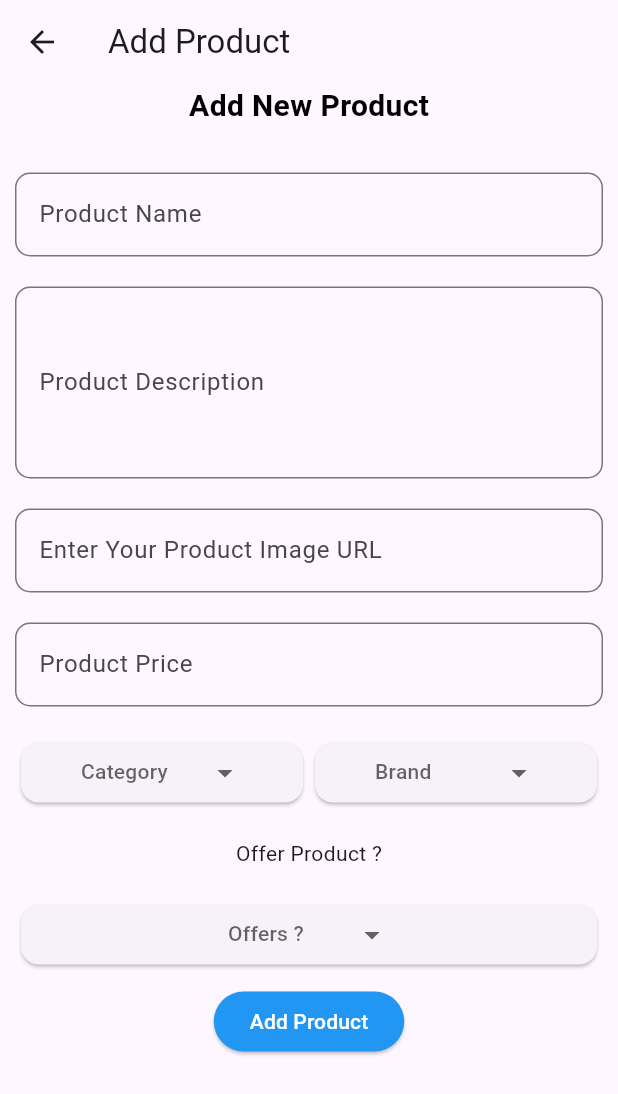
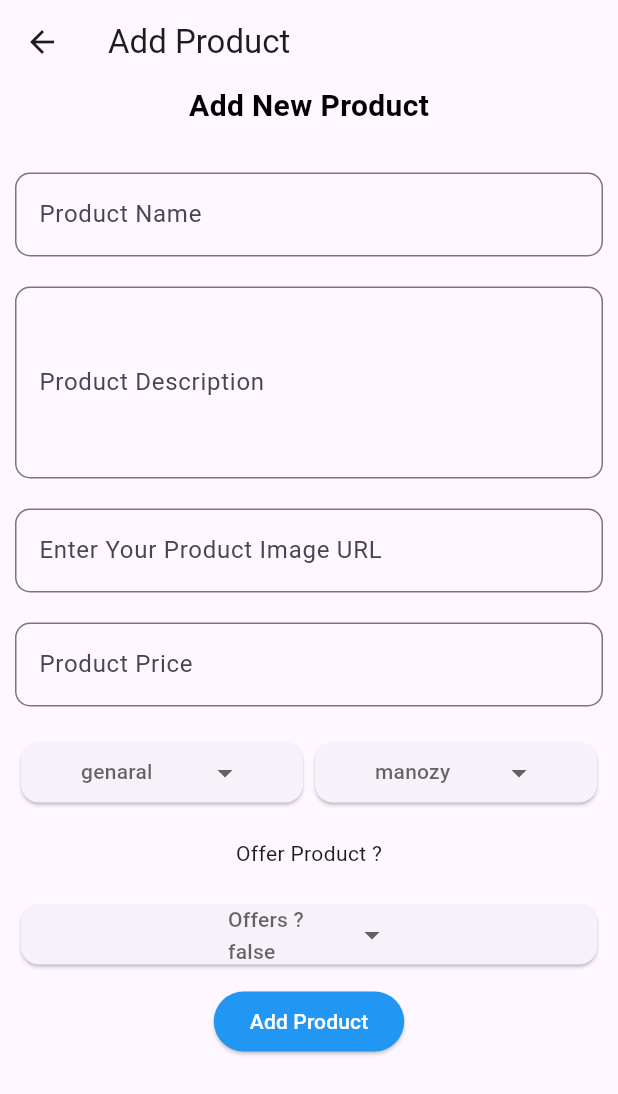
Before and after one commit to hasithamanohara/footware-app, a Flutter app: the AddProduct screen opened directly, on a phone screen of 412 x 824 dp. Shown: the top 1094 px of the screen. Run offline on Flutter 3.47's test engine with Material 3 defaults, Android fonts, the phone set to English and light mode, and no system bars; drawn by our look-alikes of dropdown_button2; our stand-ins replace cloud_firestore, firebase_core, get; missing offline and left inert: dart:ffi; accounts and stored records are empty.

```diff
--- a/lib/pages/add_product.dart
+++ b/lib/pages/add_product.dart
@@ -1,5 +1,6 @@
 import 'package:flutter/material.dart';
 import 'package:footware/controllers/add_product_controller.dart';
+import 'package:footware/controllers/home_controller.dart';
 import 'package:footware/widgets/drop_down_btn.dart';
 import 'package:get/get.dart';
 
@@ -12,12 +13,11 @@ class AddProduct extends StatefulWidget {
 
 class _AddProductState extends State<AddProduct> {
   final List<String> items = ['item 1', 'item 2', 'item 3', 'item 4'];
-
   final List<String> offers = ['false', 'true'];
 
   @override
   Widget build(BuildContext context) {
-    return GetBuilder<AddProductController>(builder: (ctrl) {
+    return GetBuilder<HomeController>(builder: (ctrl) {
       return Scaffold(
         appBar: AppBar(
           title: const Text('Add Product'),
@@ -37,10 +37,11 @@ class _AddProductState extends State<AddProduct> {
               const SizedBox(height: 20),
 
               //product name
-              const Padding(
-                padding: EdgeInsets.all(10.0),
+              Padding(
+                padding: const EdgeInsets.all(10.0),
                 child: TextField(
-                  decoration: InputDecoration(
+                  controller: ctrl.nameController,
+                  decoration: const InputDecoration(
                     hintText: 'Product Name',
                     labelText: 'Product Name',
                     border: OutlineInputBorder(
@@ -51,11 +52,12 @@ class _AddProductState extends State<AddProduct> {
               ),
 
               //description
-              const Padding(
-                padding: EdgeInsets.all(10.0),
+              Padding(
+                padding: const EdgeInsets.all(10.0),
                 child: TextField(
+                  controller: ctrl.descriptionController,
                   maxLines: 4,
-                  decoration: InputDecoration(
+                  decoration: const InputDecoration(
                     hintText: 'Product Description',
                     labelText: 'Product Description',
                     border: OutlineInputBorder(
@@ -66,10 +68,11 @@ class _AddProductState extends State<AddProduct> {
               ),
 
               //Product image
-              const Padding(
-                padding: EdgeInsets.all(10.0),
+              Padding(
+                padding: const EdgeInsets.all(10.0),
                 child: TextField(
-                  decoration: InputDecoration(
+                  controller: ctrl.imageController,
+                  decoration: const InputDecoration(
                     hintText: 'Product Image',
                     labelText: 'Enter Your Product Image URL',
                     border: OutlineInputBorder(
@@ -80,10 +83,11 @@ class _AddProductState extends State<AddProduct> {
               ),
 
               //product name
-              const Padding(
-                padding: EdgeInsets.all(10.0),
+              Padding(
+                padding: const EdgeInsets.all(10.0),
                 child: TextField(
-                  decoration: InputDecoration(
+                  controller: ctrl.priceController,
+                  decoration: const InputDecoration(
                     hintText: 'Product Price',
                     labelText: 'Product Price',
                     border: OutlineInputBorder(
@@ -102,17 +106,19 @@ class _AddProductState extends State<AddProduct> {
                         child: DropDownCustomWidget(
                       items: items,
                       onSelected: (selectedValue) {
-                        print(selectedValue);
+                        ctrl.catogery = selectedValue;
+                        ctrl.update();
                       },
-                      title: 'Category',
+                      title: ctrl.catogery,
                     )),
                     Flexible(
                         child: DropDownCustomWidget(
                       items: items,
                       onSelected: (selectedValue) {
-                        print(selectedValue);
+                        ctrl.brand = selectedValue;
+                        ctrl.update();
                       },
-                      title: 'Brand',
+                      title: ctrl.brand,
                     )),
                   ],
                 ),
@@ -128,9 +134,11 @@ class _AddProductState extends State<AddProduct> {
                 child: DropDownCustomWidget(
                   items: offers,
                   onSelected: (selectedValue) {
-                    print(selectedValue);
+                    ctrl.offer =
+                        bool.tryParse(selectedValue ?? 'false') ?? false;
+                    ctrl.update();
                   },
-                  title: 'Offers ?',
+                  title: 'Offers ? ${ctrl.offer}',
                 ),
               ),
 
```
Also changed, not shown: lib/controllers/home_controller.dart (+64 -1 lines), pubspec.lock.
